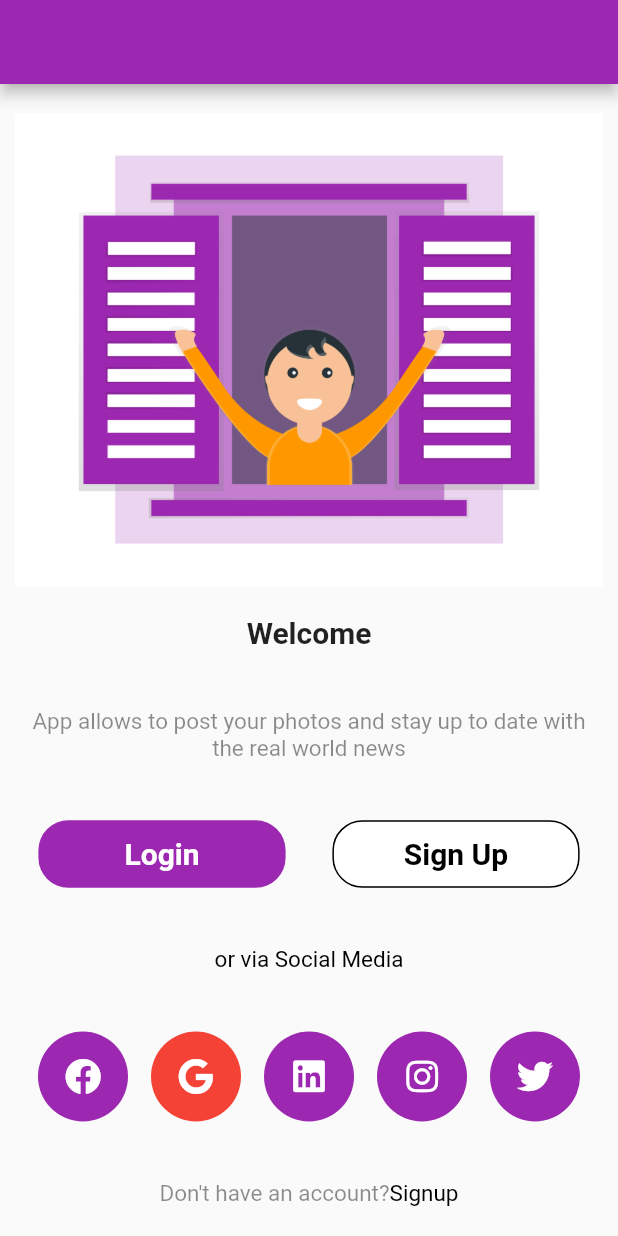
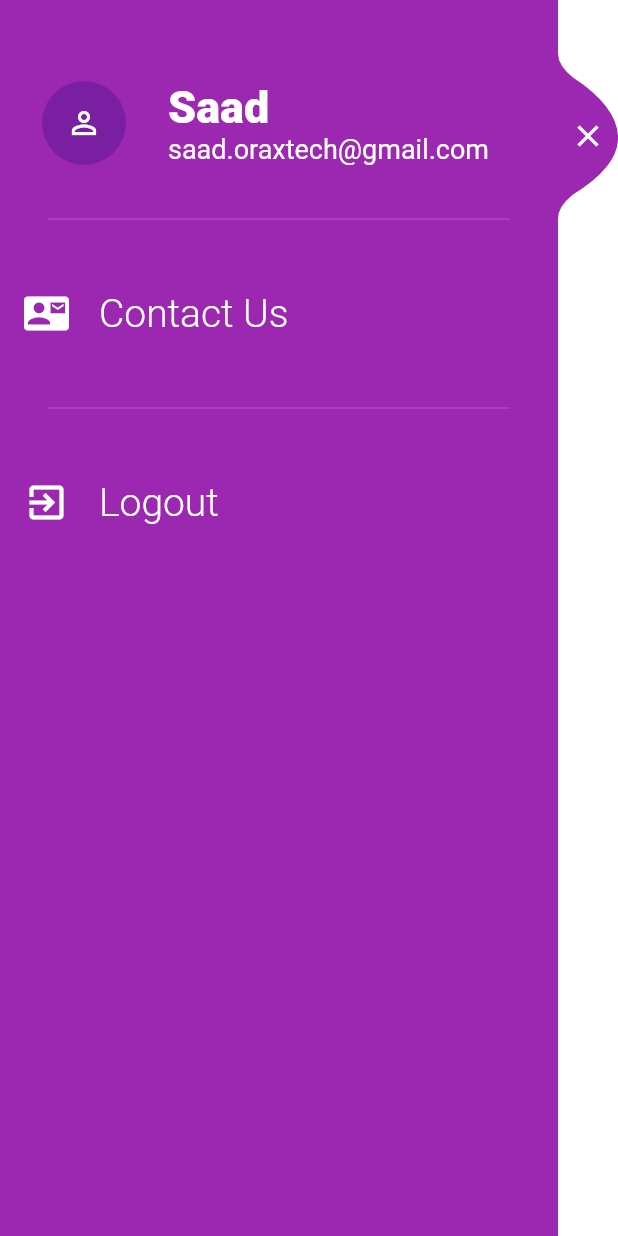
Before and after one commit to MuhammadSaad420/social_app, a Flutter app: the screen it shows after launch, on a phone screen of 412 x 824 dp. Run offline on Flutter 3.47's test engine with Material 2 defaults, Android fonts, the phone set to English and light mode, and no system bars; our stand-ins replace font_awesome_flutter.

Commit message:
custom navigation drawer

```diff
--- /dev/null
+++ b/lib/Layout/nav_bar_layout.dart
@@ -0,0 +1,110 @@
+import 'package:flutter/material.dart';
+import 'package:social_app/Model/custom_clipper.dart';
+import 'package:social_app/constant.dart';
+import 'package:social_app/widgets/widgets.dart';
+
+class NavBarLayout extends StatefulWidget {
+  @override
+  _NavBarLayoutState createState() => _NavBarLayoutState();
+}
+
+class _NavBarLayoutState extends State<NavBarLayout> {
+  bool isOpened = true;
+  @override
+  Widget build(BuildContext context) {
+    var screenWidth = MediaQuery.of(context).size.width;
+    return Positioned(
+      top: 0,
+      bottom: 0,
+      left: 0,
+      right: isOpened ? 0 : screenWidth - 45,
+      child: Row(
+        children: [
+          Expanded(
+            child: isOpened
+                ? Container(
+                    color: kPurpleColor,
+                    child: Column(
+                      children: <Widget>[
+                        SizedBox(
+                          height: 50,
+                        ),
+                        ListTile(
+                          title: Text(
+                            "Saad",
+                            style: TextStyle(
+                                color: Colors.white,
+                                fontSize: 30,
+                                fontWeight: FontWeight.w800),
+                          ),
+                          subtitle: Text(
+                            "saad.oraxtech@gmail.com",
+                            style: TextStyle(
+                              color: Colors.white,
+                              fontSize: 18,
+                            ),
+                          ),
+                          leading: CircleAvatar(
+                            child: Icon(
+                              Icons.perm_identity,
+                              color: Colors.white,
+                            ),
+                            radius: 40,
+                          ),
+                        ),
+                        buildDivider(),
+                        MenuItem(
+                          icon: Icons.contact_mail,
+                          title: "Contact Us",
+                          onTap: () {},
+                        ),
+                        buildDivider(),
+                        MenuItem(
+                          icon: Icons.exit_to_app,
+                          title: "Logout",
+                        ),
+                      ],
+                    ),
+                  )
+                : Container(
+                    color: kPurpleColor,
+                  ),
+          ),
+          Align(
+            alignment: Alignment(0, -0.9),
+            child: InkWell(
+              onTap: () {
+                print('working');
+                setState(() {
+                  isOpened = !isOpened;
+                });
+              },
+              child: ClipPath(
+                clipper: CustomMenuClipper(),
+                child: Container(
+                  height: 110,
+                  width: 40,
+                  color: kPurpleColor,
+                  child: Icon(
+                    isOpened ? Icons.close : Icons.menu,
+                    color: Colors.white,
+                  ),
+                ),
+              ),
+            ),
+          )
+        ],
+      ),
+    );
+  }
+
+  Divider buildDivider() {
+    return Divider(
+      height: 64,
+      thickness: 0.5,
+      color: Colors.white.withOpacity(0.3),
+      indent: 32,
+      endIndent: 32,
+    );
+  }
+}
--- /dev/null
+++ b/lib/Model/custom_clipper.dart
@@ -0,0 +1,26 @@
+import 'package:flutter/material.dart';
+
+class CustomMenuClipper extends CustomClipper<Path> {
+  @override
+  Path getClip(Size size) {
+    Paint paint = Paint();
+    paint.color = Colors.white;
+
+    final width = size.width;
+    final height = size.height;
+
+    Path path = Path();
+    path.moveTo(0, 0);
+    path.quadraticBezierTo(0, 8, 10, 16);
+    path.quadraticBezierTo(width - 1, height / 2 - 20, width, height / 2);
+    path.quadraticBezierTo(width + 1, height / 2 + 20, 10, height - 16);
+    path.quadraticBezierTo(0, height - 8, 0, height);
+    path.close();
+    return path;
+  }
+
+  @override
+  bool shouldReclip(CustomClipper<Path> oldClipper) {
+    return true;
+  }
+}
--- a/lib/main.dart
+++ b/lib/main.dart
@@ -1,5 +1,7 @@
 import 'package:flutter/material.dart';
 import 'package:social_app/routes/welcome_screen.dart';
+
+import 'routes/routes.dart';
 
 void main() {
   runApp(MyApp());
@@ -11,9 +13,10 @@ class MyApp extends StatelessWidget {
     return MaterialApp(
       debugShowCheckedModeBanner: false,
       theme: ThemeData(
+        scaffoldBackgroundColor: Colors.white,
         primarySwatch: Colors.purple,
       ),
-      home: WelcomeScreen(),
+      home: DashBoard(),
     );
   }
 }
--- a/lib/routes/dasboard_screen.dart
+++ b/lib/routes/dasboard_screen.dart
@@ -1,4 +1,6 @@
 import 'package:flutter/material.dart';
+import 'package:social_app/Layout/nav_bar_layout.dart';
+import 'package:social_app/routes/routes.dart';
 
 class DashBoard extends StatelessWidget {
   final fName;
@@ -8,11 +10,11 @@ class DashBoard extends StatelessWidget {
   @override
   Widget build(BuildContext context) {
     return Scaffold(
-      body: Center(
-        child: Container(
-          child: Text(fName + ' ' + lName),
-        ),
-      ),
-    );
+        body: Stack(
+      children: [
+        FrontScreen(),
+        NavBarLayout(),
+      ],
+    ));
   }
 }
--- /dev/null
+++ b/lib/routes/front_screen.dart
@@ -0,0 +1,10 @@
+import 'package:flutter/material.dart';
+
+class FrontScreen extends StatelessWidget {
+  @override
+  Widget build(BuildContext context) {
+    return Center(
+      child: Text('front screen'),
+    );
+  }
+}
--- a/lib/routes/routes.dart
+++ b/lib/routes/routes.dart
@@ -3,3 +3,4 @@ export 'login_screen.dart';
 export 'signup_screen.dart';
 export 'forgot_password.dart';
 export 'dasboard_screen.dart';
+export 'front_screen.dart';
--- /dev/null
+++ b/lib/widgets/reusable_menu_item.dart
@@ -0,0 +1,39 @@
+import 'package:flutter/material.dart';
+
+class MenuItem extends StatelessWidget {
+  final IconData icon;
+  final String title;
+  final Function onTap;
+
+  const MenuItem({Key key, this.icon, this.title, this.onTap})
+      : super(key: key);
+
+  @override
+  Widget build(BuildContext context) {
+    return GestureDetector(
+      onTap: onTap,
+      child: Padding(
+        padding: const EdgeInsets.all(16),
+        child: Row(
+          children: <Widget>[
+            Icon(
+              icon,
+              color: Colors.white,
+              size: 30,
+            ),
+            SizedBox(
+              width: 20,
+            ),
+            Text(
+              title,
+              style: TextStyle(
+                  fontWeight: FontWeight.w300,
+                  fontSize: 26,
+                  color: Colors.white),
+            )
+          ],
+        ),
+      ),
+    );
+  }
+}
--- a/lib/widgets/widgets.dart
+++ b/lib/widgets/widgets.dart
@@ -1 +1,2 @@
 export 'reusable_button.dart';
+export 'reusable_menu_item.dart';
```
